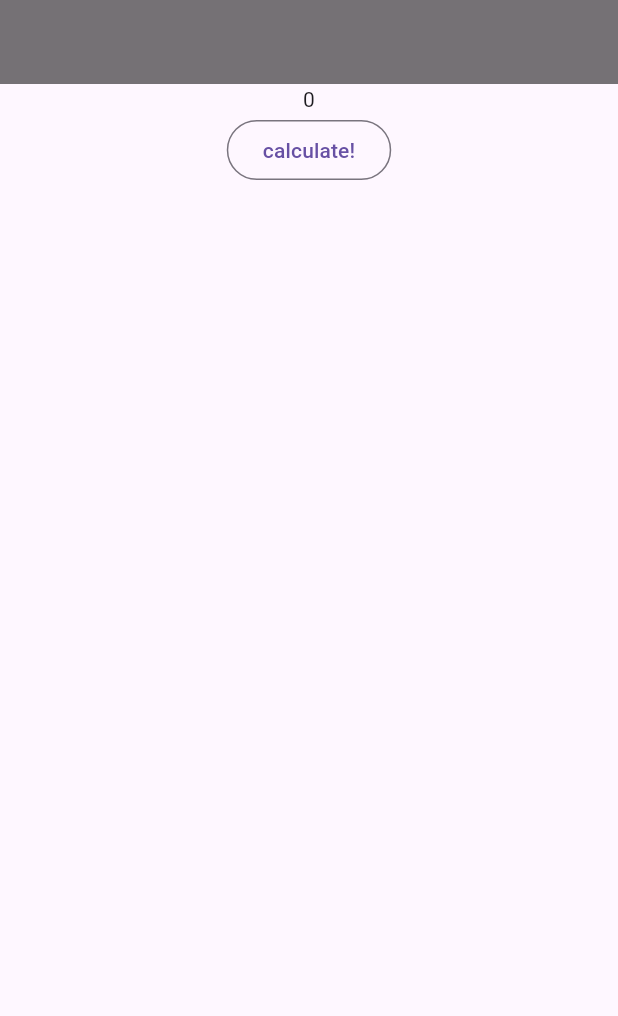
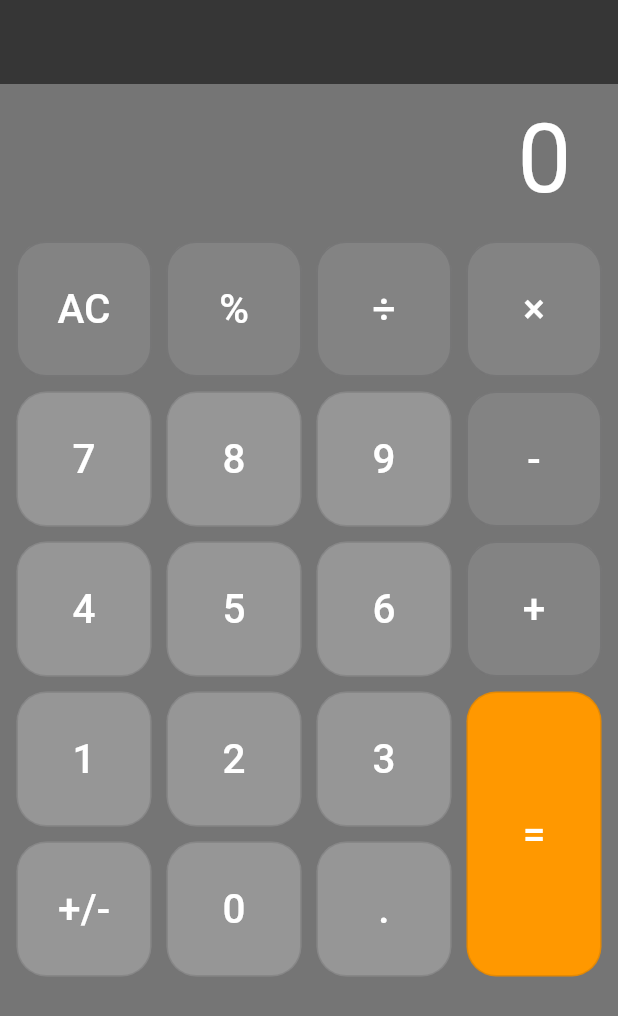
Before and after one commit to osushi-suke6/flutter_calculator, a Flutter app: the screen it shows after launch, on a phone screen of 412 x 824 dp. Shown: the top 1016 px of the screen. Run offline on Flutter 3.47's test engine with Material 3 defaults, Android fonts, the phone set to English and light mode, and no system bars.

Commit message:
UI仮組

```diff
--- /dev/null
+++ b/devtools_options.yaml
@@ -0,0 +1 @@
+extensions:
--- a/lib/models/calculator_model.dart
+++ b/lib/models/calculator_model.dart
@@ -9,4 +9,12 @@ class CalculatorModel {
     // TODO(sukeroku): implement calulate
     _result = Random().nextInt(10).toString(); // 仮の計算結果を設定
   }
+
+  void buttonPressed(String button) {
+    switch (button) {
+      case '+':
+        break;
+      default:
+    }
+  }
 }
--- a/lib/ui/calculator_button.dart
+++ b/lib/ui/calculator_button.dart
@@ -1,20 +1,27 @@
 import 'package:flutter/material.dart';
 
 class CalculatorButton extends StatelessWidget {
-  const CalculatorButton({required this.text, super.key, this.onPressed});
+  const CalculatorButton({
+    required this.text,
+    required this.bgColor,
+    super.key,
+    this.onPressed,
+  });
 
+  final Color bgColor;
   final String text;
   final void Function()? onPressed;
 
   @override
   Widget build(BuildContext context) {
     return Container(
-      width: 75,
-      height: text == '=' ? 150 : 75,
-      padding: const EdgeInsets.all(4),
+      width: 100,
+      height: text == '=' ? 200 : 100,
+      padding: const EdgeInsets.all(5),
       child: OutlinedButton(
         onPressed: null,
         style: OutlinedButton.styleFrom(
+          backgroundColor: bgColor,
           shape: const RoundedRectangleBorder(
             borderRadius: BorderRadius.all(Radius.circular(20)),
           ),
--- /dev/null
+++ b/lib/ui/calculator_buttons.dart
@@ -0,0 +1,124 @@
+import 'package:flutter/material.dart';
+import 'package:flutter_calculator/ui/calculator_button.dart';
+
+class CalculatorButtons extends StatelessWidget {
+  const CalculatorButtons({
+    super.key,
+  });
+
+  @override
+  Widget build(BuildContext context) {
+    return const Column(
+      children: [
+        Row(
+          mainAxisAlignment: MainAxisAlignment.center,
+          children: [
+            CalculatorButton(
+              text: 'AC',
+              bgColor: Colors.white10,
+            ),
+            CalculatorButton(
+              text: '%',
+              bgColor: Colors.white10,
+            ),
+            CalculatorButton(
+              text: '÷',
+              bgColor: Colors.white10,
+            ),
+            CalculatorButton(
+              text: '×',
+              bgColor: Colors.white10,
+            ),
+          ],
+        ),
+        Row(
+          mainAxisAlignment: MainAxisAlignment.center,
+          children: [
+            CalculatorButton(
+              text: '7',
+              bgColor: Colors.white24,
+            ),
+            CalculatorButton(
+              text: '8',
+              bgColor: Colors.white24,
+            ),
+            CalculatorButton(
+              text: '9',
+              bgColor: Colors.white24,
+            ),
+            CalculatorButton(
+              text: '-',
+              bgColor: Colors.white10,
+            ),
+          ],
+        ),
+        Row(
+          mainAxisAlignment: MainAxisAlignment.center,
+          children: [
+            CalculatorButton(
+              text: '4',
+              bgColor: Colors.white24,
+            ),
+            CalculatorButton(
+              text: '5',
+              bgColor: Colors.white24,
+            ),
+            CalculatorButton(
+              text: '6',
+              bgColor: Colors.white24,
+            ),
+            CalculatorButton(
+              text: '+',
+              bgColor: Colors.white10,
+            ),
+          ],
+        ),
+        Row(
+          mainAxisAlignment: MainAxisAlignment.center,
+          children: [
+            Column(
+              children: [
+                Row(
+                  children: [
+                    CalculatorButton(
+                      text: '1',
+                      bgColor: Colors.white24,
+                    ),
+                    CalculatorButton(
+                      text: '2',
+                      bgColor: Colors.white24,
+                    ),
+                    CalculatorButton(
+                      text: '3',
+                      bgColor: Colors.white24,
+                    ),
+                  ],
+                ),
+                Row(
+                  children: [
+                    CalculatorButton(
+                      text: '+/-',
+                      bgColor: Colors.white24,
+                    ),
+                    CalculatorButton(
+                      text: '0',
+                      bgColor: Colors.white24,
+                    ),
+                    CalculatorButton(
+                      text: '.',
+                      bgColor: Colors.white24,
+                    ),
+                  ],
+                ),
+              ],
+            ),
+            CalculatorButton(
+              text: '=',
+              bgColor: Colors.orange,
+            ),
+          ],
+        ),
+      ],
+    );
+  }
+}
--- a/lib/view_models/calculator_view_model.dart
+++ b/lib/view_models/calculator_view_model.dart
@@ -10,4 +10,9 @@ class CalculatorViewModel extends ChangeNotifier {
     _model.calculate();
     notifyListeners();
   }
+
+  void buttonPressed(String button) {
+    _model.buttonPressed(button);
+    notifyListeners();
+  }
 }
--- a/lib/views/calculator_view.dart
+++ b/lib/views/calculator_view.dart
@@ -1,4 +1,5 @@
 import 'package:flutter/material.dart';
+import 'package:flutter_calculator/ui/calculator_buttons.dart';
 import 'package:flutter_calculator/view_models/calculator_view_model.dart';
 import 'package:provider/provider.dart';
 
@@ -10,6 +11,19 @@ class CalculatorView extends StatelessWidget {
     builder: (context, _) {
       final viewModel = context.watch<CalculatorViewModel>();
 
+      final display = Container(
+        alignment: Alignment.centerRight,
+        width: 400,
+        height: 100,
+        padding: const EdgeInsets.symmetric(horizontal: 25),
+        child: Text(
+          viewModel.result,
+          style: const TextStyle(color: Colors.white, fontSize: 64),
+        ),
+      );
+
+      const buttons = CalculatorButtons();
+
       void onPressed() {
         viewModel.calculate();
       }
@@ -17,11 +31,8 @@ class CalculatorView extends StatelessWidget {
       return Center(
         child: Column(
           children: [
-            Text(viewModel.result),
-            OutlinedButton(
-              onPressed: onPressed,
-              child: const Text('calculate!'),
-            ),
+            display,
+            buttons,
           ],
         ),
       );
@@ -31,6 +42,7 @@ class CalculatorView extends StatelessWidget {
   @override
   Widget build(BuildContext context) {
     return Scaffold(
+      backgroundColor: Colors.black54,
       appBar: AppBar(
         backgroundColor: Colors.black54,
       ),
```
